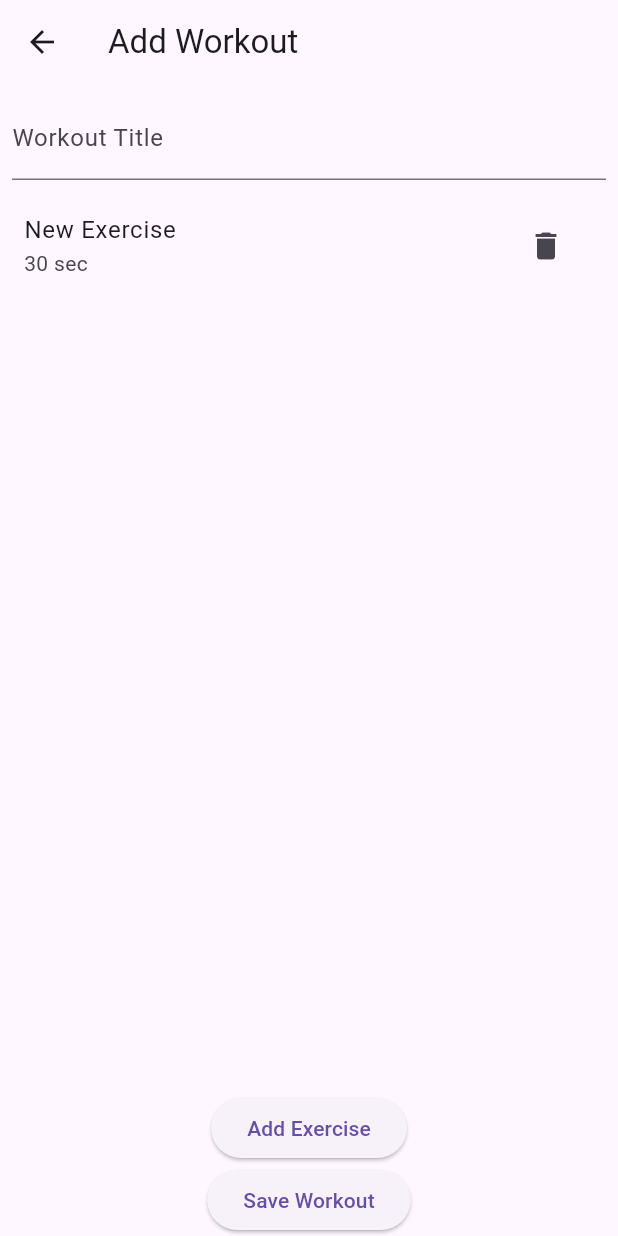
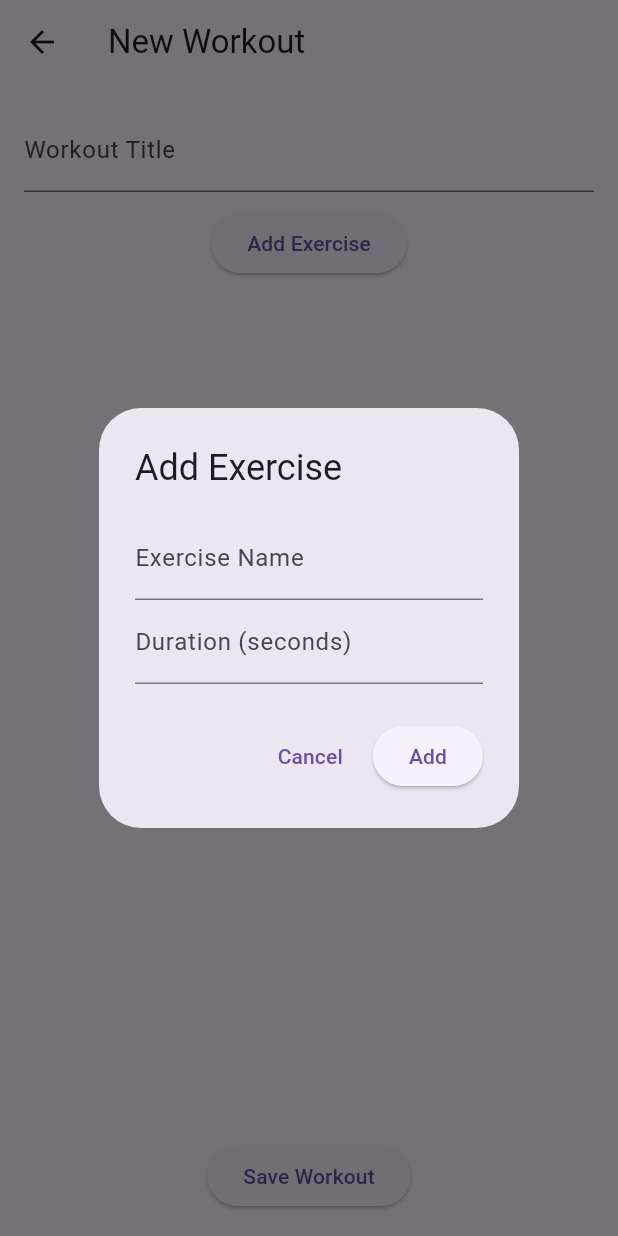
Before and after one commit to BzzzRka/ATLANTA, a Flutter app: the AddWorkoutScreen screen opened directly, after a tap on "Add Exercise", on a phone screen of 412 x 824 dp. Run offline on Flutter 3.47's test engine with Material 3 defaults, Android fonts, the phone set to English and light mode, and no system bars; our stand-ins replace cloud_firestore, firebase_auth, firebase_core; accounts and stored records are empty.

```diff
--- a/lib/add_workout_screen.dart
+++ b/lib/add_workout_screen.dart
@@ -9,46 +9,99 @@ class AddWorkoutScreen extends StatefulWidget {
 
 class _AddWorkoutScreenState extends State<AddWorkoutScreen> {
   final TextEditingController _titleController = TextEditingController();
-  final List<Exercise> _exercises = [];
+  List<Exercise> _exercises = [];
 
   void _addExercise() {
+    TextEditingController nameController = TextEditingController();
+    TextEditingController durationController = TextEditingController();
+
+    showDialog(
+      context: context,
+      builder: (context) {
+        return AlertDialog(
+          title: Text('Add Exercise'),
+          content: Column(
+            mainAxisSize: MainAxisSize.min,
+            children: [
+              TextField(
+                controller: nameController,
+                decoration: InputDecoration(labelText: 'Exercise Name'),
+              ),
+              TextField(
+                controller: durationController,
+                decoration: InputDecoration(labelText: 'Duration (seconds)'),
+                keyboardType: TextInputType.number,
+              ),
+            ],
+          ),
+          actions: [
+            TextButton(
+              onPressed: () => Navigator.pop(context),
+              child: Text('Cancel'),
+            ),
+            ElevatedButton(
+              onPressed: () {
+                if (nameController.text.isNotEmpty && durationController.text.isNotEmpty) {
                   setState(() {
-      _exercises.add(Exercise(name: 'New Exercise', durationInSeconds: 30));
+                    _exercises.add(
+                      Exercise(
+                        name: nameController.text,
+                        durationInSeconds: int.parse(durationController.text),
+                      ),
+                    );
                   });
+                }
+                Navigator.pop(context);
+              },
+              child: Text('Add'),
+            ),
+          ],
+        );
+      },
+    );
   }
 
   void _saveWorkout() async {
-    if (_titleController.text.isEmpty || _exercises.isEmpty) return;
+    if (_titleController.text.isEmpty || _exercises.isEmpty) {
+      ScaffoldMessenger.of(context).showSnackBar(
+        SnackBar(content: Text('Please add a title and at least one exercise')),
+      );
+      return;
+    }
 
-    // Создаем объект тренировки
-    Workout newWorkout = Workout(
-      title: _titleController.text,
-      exercises: _exercises,
-    );
-
-    // Сохраняем в Firestore
+    try {
       await FirebaseFirestore.instance.collection('Workouts').add({
-      'title': newWorkout.title,
-      'exercises': newWorkout.exercises
+        'title': _titleController.text,
+        'exercises': _exercises
             .map((e) => {'name': e.name, 'duration': e.durationInSeconds})
             .toList(),
       });
 
       Navigator.pop(context);
+    } catch (error) {
+      print('Error saving workout: $error');
+      ScaffoldMessenger.of(context).showSnackBar(
+        SnackBar(content: Text('Failed to save workout. Try again.')),
+      );
+    }
   }
 
   @override
   Widget build(BuildContext context) {
     return Scaffold(
-      appBar: AppBar(title: Text('Add Workout')),
-      body: Column(
+      appBar: AppBar(title: Text('New Workout')),
+      body: Padding(
+        padding: EdgeInsets.all(16),
+        child: Column(
           children: [
-          Padding(
-            padding: const EdgeInsets.all(8.0),
-            child: TextField(
+            TextField(
               controller: _titleController,
               decoration: InputDecoration(labelText: 'Workout Title'),
             ),
+            SizedBox(height: 10),
+            ElevatedButton(
+              onPressed: _addExercise,
+              child: Text('Add Exercise'),
             ),
             Expanded(
               child: ListView.builder(
@@ -57,21 +110,16 @@ class _AddWorkoutScreenState extends State<AddWorkoutScreen> {
                   return ListTile(
                     title: Text(_exercises[index].name),
                     subtitle: Text('${_exercises[index].durationInSeconds} sec'),
-                  trailing: IconButton(
-                    icon: Icon(Icons.delete),
-                    onPressed: () {
-                      setState(() {
-                        _exercises.removeAt(index);
-                      });
-                    },
-                  ),
                   );
                 },
               ),
             ),
-          ElevatedButton(onPressed: _addExercise, child: Text('Add Exercise')),
-          ElevatedButton(onPressed: _saveWorkout, child: Text('Save Workout')),
+            ElevatedButton(
+              onPressed: _saveWorkout,
+              child: Text('Save Workout'),
+            ),
           ],
+        ),
       ),
     );
   }
--- a/lib/main.dart
+++ b/lib/main.dart
@@ -73,6 +73,10 @@ class _HomeScreenState extends State<HomeScreen> {
 
   void _deleteWorkout(String docId) async {
     await FirebaseFirestore.instance.collection('Workouts').doc(docId).delete();
+    setState(() {
+      _workouts.removeWhere((workout) => _workoutDocs.indexOf(docId) == _workouts.indexOf(workout));
+      _workoutDocs.remove(docId);
+    });
   }
 
   @override
```
Also changed, not shown: lib/WorkoutScreen.dart (+72 -17 lines). Lines whose indentation alone changed are shown as unchanged.
